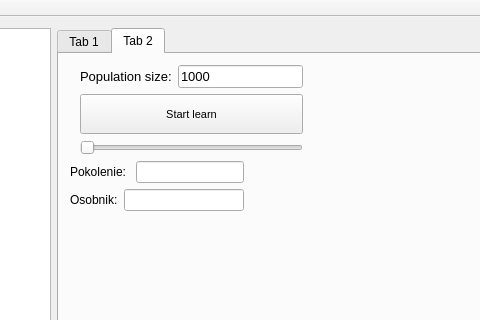
The window that mainwindow.ui (pierok/StarWarsTD) describes before a commit, drawn with Qt 5; both pictures show x 581 to 1061 and y 0 to 320 of the 1270 by 726 pixel window.
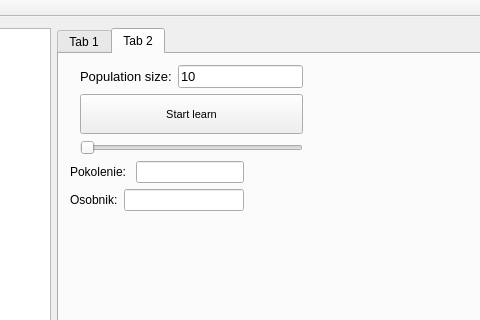
The same window after the commit. The open tabs and pages were chosen to show the change. Custom widgets are drawn as their Qt base class.

What changed in the file:
```diff
--- a/mainwindow.ui
+++ b/mainwindow.ui
@@ -295,7 +295,7 @@
                </font>
               </property>
               <property name="text">
-               <string>1000</string>
+               <string>10</string>
               </property>
              </widget>
             </item>
```
Left out of the diff: 2 changed lines with no effect on the pictures.
